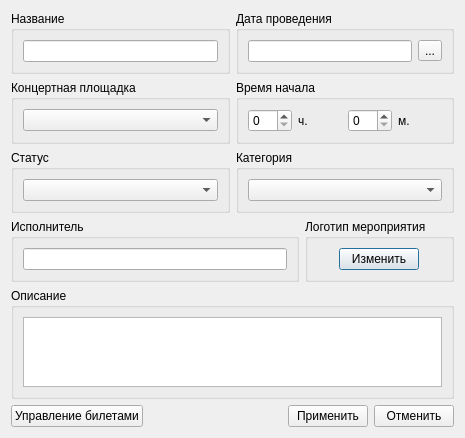
Demonist/TCS, file Admin/MainManager/actionsWidget/cactiondialog.ui: the form before one commit.
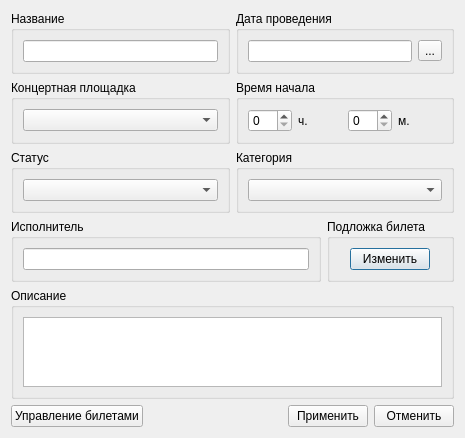
The form after the commit. Icons and pictures are not drawn.

```diff
--- a/Admin/MainManager/actionsWidget/cactiondialog.ui
+++ b/Admin/MainManager/actionsWidget/cactiondialog.ui
@@ -7,7 +7,7 @@
     <x>0</x>
     <y>0</y>
     <width>465</width>
-    <height>413</height>
+    <height>415</height>
    </rect>
   </property>
   <property name="windowTitle">
@@ -156,7 +156,7 @@
       </sizepolicy>
      </property>
      <property name="title">
-      <string>Логотип мероприятия</string>
+      <string>Подложка билета</string>
      </property>
      <layout class="QGridLayout" name="gridLayout_9">
       <item row="0" column="0">
```
